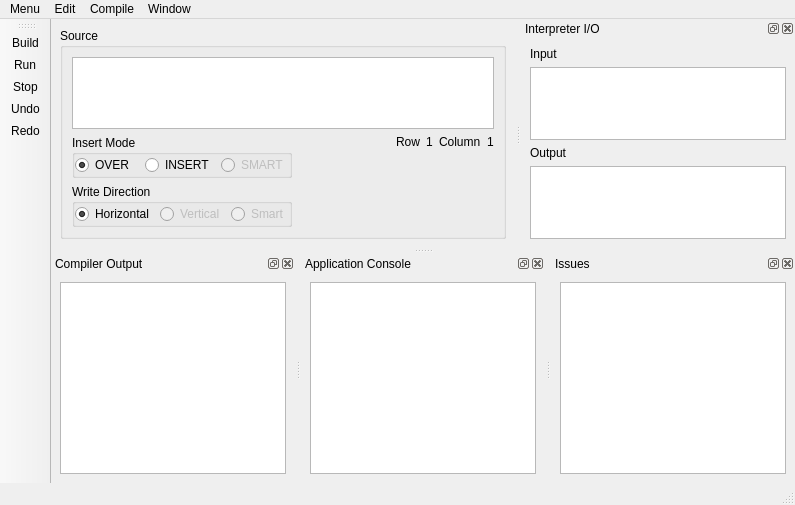
Old version of the form Editor/TextEditor/mainwindow.ui in the repository ccebinger/SWPSoSe14.
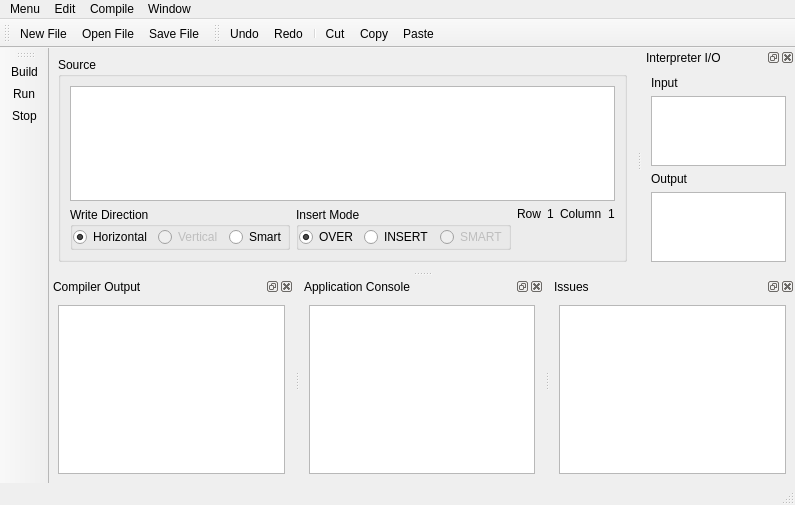
New version of the form. Icons and pictures are not drawn. Custom widgets are drawn as their Qt base class.

Commit message: added application preferences dialog for paths, build flags and custom colors for syntax highlighting; added persistent saving of application preferences and window state; added more toolbars for various actions

Patch:
```diff
--- a/Editor/TextEditor/mainwindow.ui
+++ b/Editor/TextEditor/mainwindow.ui
@@ -63,7 +63,64 @@
        </item>
        <item>
         <layout class="QGridLayout" name="gridLayout">
-         <item row="0" column="3">
+         <item row="0" column="0">
+          <widget class="QGroupBox" name="ui_writeDirectionGroupBox">
+           <property name="title">
+            <string>Write Direction</string>
+           </property>
+           <layout class="QHBoxLayout" name="horizontalLayout_4">
+            <property name="leftMargin">
+             <number>0</number>
+            </property>
+            <property name="topMargin">
+             <number>0</number>
+            </property>
+            <property name="rightMargin">
+             <number>0</number>
+            </property>
+            <property name="bottomMargin">
+             <number>0</number>
+            </property>
+            <item>
+             <widget class="QRadioButton" name="ui_horizontalDirectionRadioButton">
+              <property name="text">
+               <string>Horizontal</string>
+              </property>
+              <property name="checked">
+               <bool>true</bool>
+              </property>
+             </widget>
+            </item>
+            <item>
+             <widget class="QRadioButton" name="ui_verticalDirectionRadioButton">
+              <property name="enabled">
+               <bool>false</bool>
+              </property>
+              <property name="text">
+               <string>Vertical</string>
+              </property>
+              <property name="checkable">
+               <bool>true</bool>
+              </property>
+             </widget>
+            </item>
+            <item>
+             <widget class="QRadioButton" name="ui_smartDirectionRadioButton">
+              <property name="enabled">
+               <bool>true</bool>
+              </property>
+              <property name="text">
+               <string>Smart</string>
+              </property>
+              <property name="checkable">
+               <bool>true</bool>
+              </property>
+             </widget>
+            </item>
+           </layout>
+          </widget>
+         </item>
+         <item row="0" column="4">
           <widget class="QLabel" name="ui_rowValueLabel">
            <property name="text">
             <string>1</string>
@@ -73,7 +130,30 @@
            </property>
           </widget>
          </item>
+         <item row="0" column="6">
+          <widget class="QLabel" name="ui_columnValueLabel">
+           <property name="text">
+            <string>1</string>
+           </property>
+           <property name="alignment">
+            <set>Qt::AlignLeading|Qt::AlignLeft|Qt::AlignTop</set>
+           </property>
+          </widget>
+         </item>
          <item row="0" column="2">
+          <spacer name="ui_sourceSpacer">
+           <property name="orientation">
+            <enum>Qt::Horizontal</enum>
+           </property>
+           <property name="sizeHint" stdset="0">
+            <size>
+             <width>40</width>
+             <height>20</height>
+            </size>
+           </property>
+          </spacer>
+         </item>
+         <item row="0" column="3">
           <widget class="QLabel" name="ui_rowLabel">
            <property name="text">
             <string>Row</string>
@@ -84,16 +164,16 @@
           </widget>
          </item>
          <item row="0" column="5">
-          <widget class="QLabel" name="ui_columnValueLabel">
+          <widget class="QLabel" name="ui_columnLabel">
            <property name="text">
-            <string>1</string>
+            <string>Column</string>
            </property>
            <property name="alignment">
             <set>Qt::AlignLeading|Qt::AlignLeft|Qt::AlignTop</set>
            </property>
           </widget>
          </item>
-         <item row="0" column="0">
+         <item row="0" column="1">
           <widget class="QGroupBox" name="ui_insertModeGroupBox">
            <property name="title">
             <string>Insert Mode</string>
@@ -138,77 +218,6 @@
            </layout>
           </widget>
          </item>
-         <item row="0" column="1">
-          <spacer name="ui_sourceSpacer">
-           <property name="orientation">
-            <enum>Qt::Horizontal</enum>
-           </property>
-           <property name="sizeHint" stdset="0">
-            <size>
-             <width>40</width>
-             <height>20</height>
-            </size>
-           </property>
-          </spacer>
-         </item>
-         <item row="0" column="4">
-          <widget class="QLabel" name="ui_columnLabel">
-           <property name="text">
-            <string>Column</string>
-           </property>
-           <property name="alignment">
-            <set>Qt::AlignLeading|Qt::AlignLeft|Qt::AlignTop</set>
-           </property>
-          </widget>
-         </item>
-         <item row="1" column="0">
-          <widget class="QGroupBox" name="ui_writeDirectionGroupBox">
-           <property name="title">
-            <string>Write Direction</string>
-           </property>
-           <layout class="QHBoxLayout" name="horizontalLayout_4">
-            <property name="margin">
-             <number>0</number>
-            </property>
-            <item>
-             <widget class="QRadioButton" name="ui_horizontalDirectionRadioButton">
-              <property name="text">
-               <string>Horizontal</string>
-              </property>
-              <property name="checked">
-               <bool>true</bool>
-              </property>
-             </widget>
-            </item>
-            <item>
-             <widget class="QRadioButton" name="ui_verticalDirectionRadioButton">
-              <property name="enabled">
-               <bool>false</bool>
-              </property>
-              <property name="text">
-               <string>Vertical</string>
-              </property>
-              <property name="checkable">
-               <bool>true</bool>
-              </property>
-             </widget>
-            </item>
-            <item>
-             <widget class="QRadioButton" name="ui_smartDirectionRadioButton">
-              <property name="enabled">
-               <bool>false</bool>
-              </property>
-              <property name="text">
-               <string>Smart</string>
-              </property>
-              <property name="checkable">
-               <bool>true</bool>
-              </property>
-             </widget>
-            </item>
-           </layout>
-          </widget>
-         </item>
         </layout>
        </item>
       </layout>
@@ -396,7 +405,21 @@
   </widget>
   <widget class="QToolBar" name="ui_toolBar">
    <property name="windowTitle">
-    <string>toolBar</string>
+    <string>Menu Toolbar</string>
+   </property>
+   <attribute name="toolBarArea">
+    <enum>TopToolBarArea</enum>
+   </attribute>
+   <attribute name="toolBarBreak">
+    <bool>false</bool>
+   </attribute>
+   <addaction name="ui_newFileAction"/>
+   <addaction name="ui_openFileAction"/>
+   <addaction name="ui_saveFileAction"/>
+  </widget>
+  <widget class="QToolBar" name="ui_compileToolBar">
+   <property name="windowTitle">
+    <string>Build Toolbar</string>
    </property>
    <attribute name="toolBarArea">
     <enum>LeftToolBarArea</enum>
@@ -407,8 +430,23 @@
    <addaction name="ui_runBuildAction"/>
    <addaction name="ui_buildAndRunJavaAction"/>
    <addaction name="ui_stopJavaAction"/>
+  </widget>
+  <widget class="QToolBar" name="ui_editToolBar">
+   <property name="windowTitle">
+    <string>Edit Toolbar</string>
+   </property>
+   <attribute name="toolBarArea">
+    <enum>TopToolBarArea</enum>
+   </attribute>
+   <attribute name="toolBarBreak">
+    <bool>false</bool>
+   </attribute>
    <addaction name="ui_undoAction"/>
    <addaction name="ui_redoAction"/>
+   <addaction name="separator"/>
+   <addaction name="ui_cutAction"/>
+   <addaction name="ui_copyAction"/>
+   <addaction name="ui_pasteAction"/>
   </widget>
   <action name="ui_newFileAction">
    <property name="icon">
```
Left out of the diff: 18 changed lines with no effect on the pictures. The commit also changes 11 other files.
